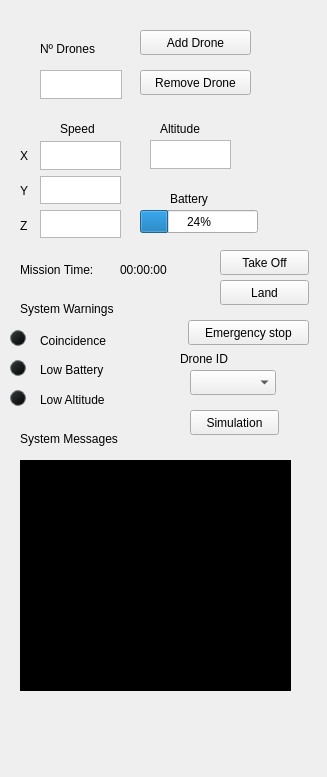
Before: the Qt Designer form TDF-C2/ui/rqt_sarus_test_plugin/rqt_sarus_test_plugin_widget.ui in Ingenia-SE/TDF-SARUS, drawn with Qt 5.
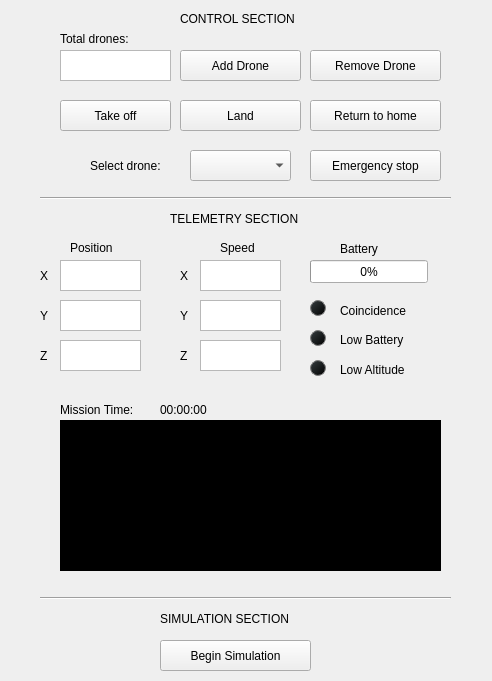
After: the same form once the commit is applied.

Commit message: Added return to home and emergency stop functions

The edit to the form file:
```diff
--- a/TDF-C2/ui/rqt_sarus_test_plugin/rqt_sarus_test_plugin_widget.ui
+++ b/TDF-C2/ui/rqt_sarus_test_plugin/rqt_sarus_test_plugin_widget.ui
@@ -6,8 +6,8 @@
    <rect>
     <x>0</x>
     <y>0</y>
-    <width>327</width>
-    <height>777</height>
+    <width>492</width>
+    <height>681</height>
    </rect>
   </property>
   <property name="windowTitle">
@@ -16,36 +16,36 @@
   <widget class="QPushButton" name="button_takeoff">
    <property name="geometry">
     <rect>
-     <x>220</x>
-     <y>250</y>
-     <width>89</width>
-     <height>25</height>
+     <x>60</x>
+     <y>100</y>
+     <width>111</width>
+     <height>31</height>
     </rect>
    </property>
    <property name="text">
-    <string>Take Off</string>
+    <string>Take off</string>
    </property>
   </widget>
   <widget class="QLabel" name="label_3">
    <property name="geometry">
     <rect>
-     <x>180</x>
-     <y>350</y>
-     <width>61</width>
-     <height>17</height>
+     <x>90</x>
+     <y>150</y>
+     <width>91</width>
+     <height>31</height>
     </rect>
    </property>
    <property name="text">
-    <string>Drone ID</string>
+    <string>Select drone:</string>
    </property>
   </widget>
   <widget class="QTextBrowser" name="terminal">
    <property name="geometry">
     <rect>
-     <x>20</x>
-     <y>460</y>
-     <width>271</width>
-     <height>231</height>
+     <x>60</x>
+     <y>420</y>
+     <width>381</width>
+     <height>151</height>
     </rect>
    </property>
    <property name="styleSheet">
@@ -55,10 +55,10 @@
   <widget class="QPushButton" name="addDrone">
    <property name="geometry">
     <rect>
-     <x>140</x>
-     <y>30</y>
-     <width>111</width>
-     <height>25</height>
+     <x>180</x>
+     <y>50</y>
+     <width>121</width>
+     <height>31</height>
     </rect>
    </property>
    <property name="text">
@@ -68,10 +68,10 @@
   <widget class="QPushButton" name="removeDrone">
    <property name="geometry">
     <rect>
-     <x>140</x>
-     <y>70</y>
-     <width>111</width>
-     <height>25</height>
+     <x>310</x>
+     <y>50</y>
+     <width>131</width>
+     <height>31</height>
     </rect>
    </property>
    <property name="text">
@@ -81,43 +81,43 @@
   <widget class="QTextBrowser" name="n_drones">
    <property name="geometry">
     <rect>
-     <x>40</x>
-     <y>70</y>
-     <width>82</width>
-     <height>29</height>
+     <x>60</x>
+     <y>50</y>
+     <width>111</width>
+     <height>31</height>
     </rect>
    </property>
   </widget>
   <widget class="QLabel" name="label_2">
    <property name="geometry">
     <rect>
-     <x>40</x>
-     <y>40</y>
-     <width>71</width>
+     <x>60</x>
+     <y>30</y>
+     <width>91</width>
      <height>17</height>
     </rect>
    </property>
    <property name="text">
-    <string>Nº Drones</string>
+    <string>Total drones:</string>
    </property>
   </widget>
   <widget class="QTextBrowser" name="speedZ">
    <property name="geometry">
     <rect>
-     <x>40</x>
-     <y>210</y>
+     <x>200</x>
+     <y>340</y>
      <width>81</width>
-     <height>28</height>
+     <height>31</height>
     </rect>
    </property>
   </widget>
   <widget class="QLabel" name="label_4">
    <property name="geometry">
     <rect>
-     <x>20</x>
-     <y>180</y>
-     <width>16</width>
-     <height>21</height>
+     <x>180</x>
+     <y>300</y>
+     <width>20</width>
+     <height>31</height>
     </rect>
    </property>
    <property name="text">
@@ -127,18 +127,18 @@
   <widget class="QTextBrowser" name="speedX">
    <property name="geometry">
     <rect>
-     <x>40</x>
-     <y>141</y>
+     <x>200</x>
+     <y>260</y>
      <width>81</width>
-     <height>29</height>
+     <height>31</height>
     </rect>
    </property>
   </widget>
   <widget class="QLabel" name="label_5">
    <property name="geometry">
     <rect>
-     <x>20</x>
-     <y>140</y>
+     <x>180</x>
+     <y>260</y>
      <width>20</width>
      <height>31</height>
     </rect>
@@ -150,18 +150,18 @@
   <widget class="QTextBrowser" name="speedY">
    <property name="geometry">
     <rect>
-     <x>40</x>
-     <y>176</y>
+     <x>200</x>
+     <y>300</y>
      <width>81</width>
-     <height>28</height>
+     <height>31</height>
     </rect>
    </property>
   </widget>
   <widget class="QLabel" name="label_6">
    <property name="geometry">
     <rect>
-     <x>20</x>
-     <y>210</y>
+     <x>180</x>
+     <y>340</y>
      <width>16</width>
      <height>31</height>
     </rect>
@@ -170,34 +170,11 @@
     <string>Z</string>
    </property>
   </widget>
-  <widget class="QLabel" name="label_14">
-   <property name="geometry">
-    <rect>
-     <x>160</x>
-     <y>120</y>
-     <width>61</width>
-     <height>17</height>
-    </rect>
-   </property>
-   <property name="text">
-    <string>Altitude</string>
-   </property>
-  </widget>
-  <widget class="QTextBrowser" name="altitude">
-   <property name="geometry">
-    <rect>
-     <x>150</x>
-     <y>140</y>
-     <width>81</width>
-     <height>29</height>
-    </rect>
-   </property>
-  </widget>
   <widget class="QLabel" name="label_10">
    <property name="geometry">
     <rect>
-     <x>170</x>
-     <y>190</y>
+     <x>340</x>
+     <y>240</y>
      <width>53</width>
      <height>17</height>
     </rect>
@@ -209,9 +186,9 @@
   <widget class="QLabel" name="label_12">
    <property name="geometry">
     <rect>
-     <x>20</x>
-     <y>260</y>
-     <width>91</width>
+     <x>60</x>
+     <y>400</y>
+     <width>101</width>
      <height>20</height>
     </rect>
    </property>
@@ -222,8 +199,8 @@
   <widget class="QLabel" name="current_time">
    <property name="geometry">
     <rect>
-     <x>120</x>
-     <y>260</y>
+     <x>160</x>
+     <y>400</y>
      <width>67</width>
      <height>20</height>
     </rect>
@@ -236,17 +213,17 @@
    <property name="geometry">
     <rect>
      <x>190</x>
-     <y>370</y>
-     <width>86</width>
-     <height>25</height>
+     <y>150</y>
+     <width>101</width>
+     <height>31</height>
     </rect>
    </property>
   </widget>
   <widget class="QLabel" name="label_7">
    <property name="geometry">
     <rect>
-     <x>40</x>
-     <y>330</y>
+     <x>340</x>
+     <y>300</y>
      <width>83</width>
      <height>21</height>
     </rect>
@@ -258,8 +235,8 @@
   <widget class="QLabel" name="label_8">
    <property name="geometry">
     <rect>
-     <x>40</x>
-     <y>360</y>
+     <x>340</x>
+     <y>330</y>
      <width>84</width>
      <height>20</height>
     </rect>
@@ -271,8 +248,8 @@
   <widget class="QLabel" name="label_9">
    <property name="geometry">
     <rect>
-     <x>40</x>
-     <y>390</y>
+     <x>340</x>
+     <y>360</y>
      <width>87</width>
      <height>20</height>
     </rect>
@@ -284,86 +261,60 @@
   <widget class="QLabel" name="label_13">
    <property name="geometry">
     <rect>
-     <x>60</x>
-     <y>120</y>
-     <width>41</width>
-     <height>17</height>
+     <x>70</x>
+     <y>240</y>
+     <width>61</width>
+     <height>16</height>
     </rect>
    </property>
    <property name="text">
-    <string>Speed</string>
+    <string>Position</string>
    </property>
   </widget>
   <widget class="QProgressBar" name="BatteryProgressBar">
    <property name="geometry">
     <rect>
-     <x>140</x>
-     <y>210</y>
+     <x>310</x>
+     <y>260</y>
      <width>118</width>
      <height>23</height>
     </rect>
    </property>
    <property name="value">
-    <number>24</number>
-   </property>
-  </widget>
-  <widget class="QLabel" name="label">
-   <property name="geometry">
-    <rect>
-     <x>20</x>
-     <y>430</y>
-     <width>121</width>
-     <height>17</height>
-    </rect>
-   </property>
-   <property name="text">
-    <string>System Messages</string>
-   </property>
-  </widget>
-  <widget class="QLabel" name="label_11">
-   <property name="geometry">
-    <rect>
-     <x>20</x>
-     <y>300</y>
-     <width>121</width>
-     <height>17</height>
-    </rect>
-   </property>
-   <property name="text">
-    <string>System Warnings</string>
+    <number>0</number>
    </property>
   </widget>
   <widget class="QPushButton" name="land">
    <property name="geometry">
     <rect>
-     <x>220</x>
-     <y>280</y>
-     <width>89</width>
-     <height>25</height>
+     <x>180</x>
+     <y>100</y>
+     <width>121</width>
+     <height>31</height>
     </rect>
    </property>
    <property name="text">
     <string>Land</string>
    </property>
   </widget>
-  <widget class="QPushButton" name="emergency_stop">
+  <widget class="QPushButton" name="mission_abort">
    <property name="geometry">
     <rect>
-     <x>188</x>
-     <y>320</y>
-     <width>121</width>
-     <height>25</height>
+     <x>310</x>
+     <y>100</y>
+     <width>131</width>
+     <height>31</height>
     </rect>
    </property>
    <property name="text">
-    <string>Emergency stop</string>
+    <string>Return to home</string>
    </property>
   </widget>
   <widget class="QLabel" name="led_Coincidence">
    <property name="geometry">
     <rect>
-     <x>10</x>
-     <y>330</y>
+     <x>310</x>
+     <y>300</y>
      <width>16</width>
      <height>16</height>
     </rect>
@@ -392,8 +343,8 @@
   <widget class="QLabel" name="led_Battery">
    <property name="geometry">
     <rect>
-     <x>10</x>
-     <y>360</y>
+     <x>310</x>
+     <y>330</y>
      <width>16</width>
      <height>16</height>
     </rect>
@@ -422,8 +373,8 @@
   <widget class="QLabel" name="led_Altitude">
    <property name="geometry">
     <rect>
-     <x>10</x>
-     <y>390</y>
+     <x>310</x>
+     <y>360</y>
      <width>16</width>
      <height>16</height>
     </rect>
@@ -452,14 +403,174 @@
   <widget class="QPushButton" name="launch_simulation">
    <property name="geometry">
     <rect>
-     <x>190</x>
-     <y>410</y>
-     <width>89</width>
-     <height>25</height>
+     <x>160</x>
+     <y>640</y>
+     <width>151</width>
+     <height>31</height>
     </rect>
    </property>
    <property name="text">
-    <string>Simulation</string>
+    <string>Begin Simulation</string>
+   </property>
+  </widget>
+  <widget class="QLabel" name="label_15">
+   <property name="geometry">
+    <rect>
+     <x>180</x>
+     <y>10</y>
+     <width>141</width>
+     <height>17</height>
+    </rect>
+   </property>
+   <property name="text">
+    <string>CONTROL SECTION</string>
+   </property>
+  </widget>
+  <widget class="QLabel" name="label_16">
+   <property name="geometry">
+    <rect>
+     <x>170</x>
+     <y>210</y>
+     <width>151</width>
+     <height>17</height>
+    </rect>
+   </property>
+   <property name="text">
+    <string>TELEMETRY SECTION</string>
+   </property>
+  </widget>
+  <widget class="QLabel" name="label_14">
+   <property name="geometry">
+    <rect>
+     <x>220</x>
+     <y>240</y>
+     <width>51</width>
+     <height>16</height>
+    </rect>
+   </property>
+   <property name="text">
+    <string>Speed</string>
+   </property>
+  </widget>
+  <widget class="QTextBrowser" name="poseX">
+   <property name="geometry">
+    <rect>
+     <x>60</x>
+     <y>260</y>
+     <width>81</width>
+     <height>31</height>
+    </rect>
+   </property>
+  </widget>
+  <widget class="QTextBrowser" name="poseY">
+   <property name="geometry">
+    <rect>
+     <x>60</x>
+     <y>300</y>
+     <width>81</width>
+     <height>31</height>
+    </rect>
+   </property>
+  </widget>
+  <widget class="QTextBrowser" name="poseZ">
+   <property name="geometry">
+    <rect>
+     <x>60</x>
+     <y>340</y>
+     <width>81</width>
+     <height>31</height>
+    </rect>
+   </property>
+  </widget>
+  <widget class="QLabel" name="label_17">
+   <property name="geometry">
+    <rect>
+     <x>160</x>
+     <y>610</y>
+     <width>151</width>
+     <height>17</height>
+    </rect>
+   </property>
+   <property name="text">
+    <string>SIMULATION SECTION</string>
+   </property>
+  </widget>
+  <widget class="Line" name="line_2">
+   <property name="geometry">
+    <rect>
+     <x>40</x>
+     <y>590</y>
+     <width>411</width>
+     <height>16</height>
+    </rect>
+   </property>
+   <property name="orientation">
+    <enum>Qt::Horizontal</enum>
+   </property>
+  </widget>
+  <widget class="QLabel" name="label_11">
+   <property name="geometry">
+    <rect>
+     <x>40</x>
+     <y>340</y>
+     <width>16</width>
+     <height>31</height>
+    </rect>
+   </property>
+   <property name="text">
+    <string>Z</string>
+   </property>
+  </widget>
+  <widget class="QLabel" name="label_18">
+   <property name="geometry">
+    <rect>
+     <x>40</x>
+     <y>300</y>
+     <width>20</width>
+     <height>31</height>
+    </rect>
+   </property>
+   <property name="text">
+    <string>Y</string>
+   </property>
+  </widget>
+  <widget class="QLabel" name="label_19">
+   <property name="geometry">
+    <rect>
+     <x>40</x>
+     <y>260</y>
+     <width>20</width>
+     <height>31</height>
+    </rect>
+   </property>
+   <property name="text">
+    <string>X</string>
+   </property>
+  </widget>
+  <widget class="QPushButton" name="emergency_stop">
+   <property name="geometry">
+    <rect>
+     <x>310</x>
+     <y>150</y>
+     <width>131</width>
+     <height>31</height>
+    </rect>
+   </property>
+   <property name="text">
+    <string>Emergency stop</string>
+   </property>
+  </widget>
+  <widget class="Line" name="line_3">
+   <property name="geometry">
+    <rect>
+     <x>40</x>
+     <y>190</y>
+     <width>411</width>
+     <height>16</height>
+    </rect>
+   </property>
+   <property name="orientation">
+    <enum>Qt::Horizontal</enum>
    </property>
   </widget>
  </widget>
```
The commit also changes 2 other files.
